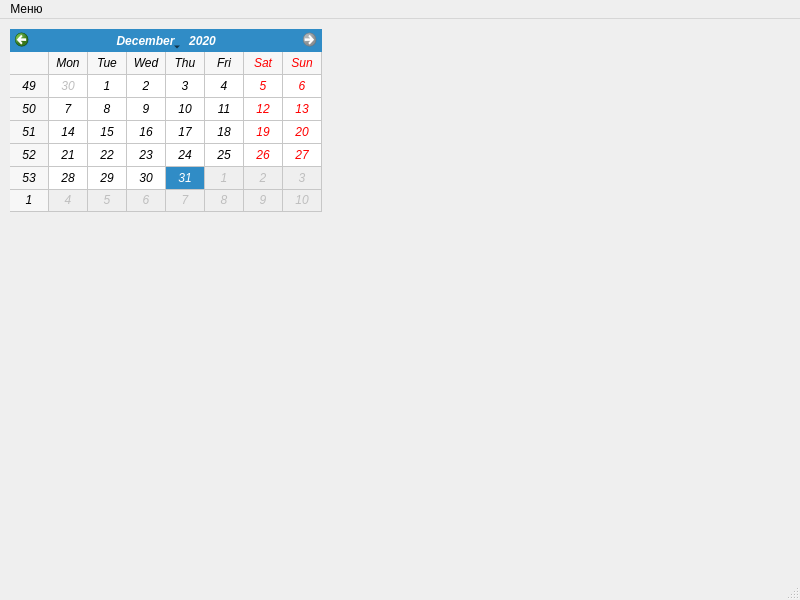
Above: w1/mainwindow.ui from NuarkNoir/oppo_test_5 before the change. Below: the same form after it.
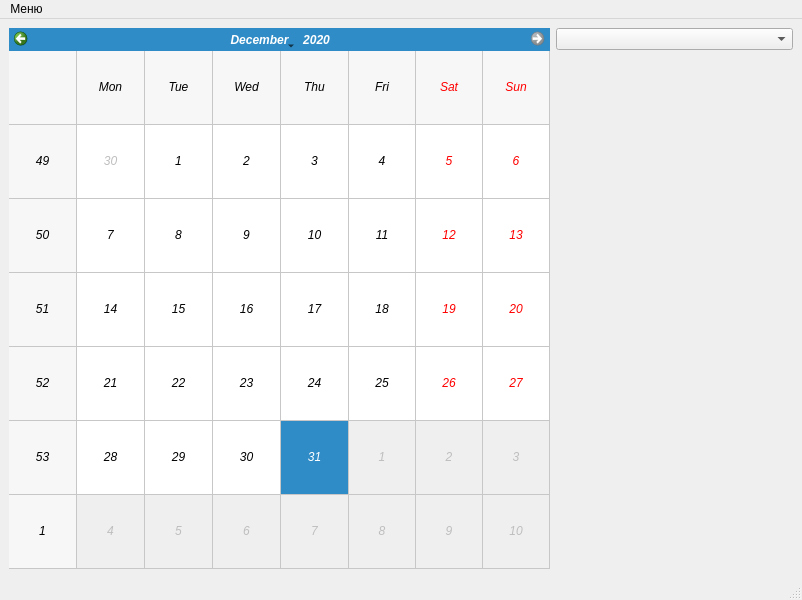
That is the form after the change.

Commit message: Add combox, layout manager

```diff
--- a/w1/mainwindow.ui
+++ b/w1/mainwindow.ui
@@ -6,7 +6,7 @@
    <rect>
     <x>0</x>
     <y>0</y>
-    <width>800</width>
+    <width>802</width>
     <height>600</height>
    </rect>
   </property>
@@ -14,14 +14,14 @@
    <string>Лабораторная работа №1</string>
   </property>
   <widget class="QWidget" name="centralwidget">
+   <layout class="QGridLayout" name="gridLayout">
+    <item row="0" column="0">
    <widget class="QCalendarWidget" name="calendarWidget">
-    <property name="geometry">
-     <rect>
-      <x>10</x>
-      <y>10</y>
-      <width>312</width>
-      <height>183</height>
-     </rect>
+      <property name="maximumSize">
+       <size>
+        <width>541</width>
+        <height>16777215</height>
+       </size>
     </property>
     <property name="font">
      <font>
@@ -46,13 +46,35 @@
      <bool>true</bool>
     </property>
    </widget>
+    </item>
+    <item row="0" column="1">
+     <layout class="QVBoxLayout" name="verticalLayout">
+      <item>
+       <widget class="QComboBox" name="comboBox"/>
+      </item>
+      <item>
+       <spacer name="verticalSpacer">
+        <property name="orientation">
+         <enum>Qt::Vertical</enum>
+        </property>
+        <property name="sizeHint" stdset="0">
+         <size>
+          <width>20</width>
+          <height>40</height>
+         </size>
+        </property>
+       </spacer>
+      </item>
+     </layout>
+    </item>
+   </layout>
   </widget>
   <widget class="QMenuBar" name="menubar">
    <property name="geometry">
     <rect>
      <x>0</x>
      <y>0</y>
-     <width>800</width>
+     <width>802</width>
      <height>21</height>
     </rect>
    </property>
```
Lines whose indentation alone changed are shown as unchanged.
